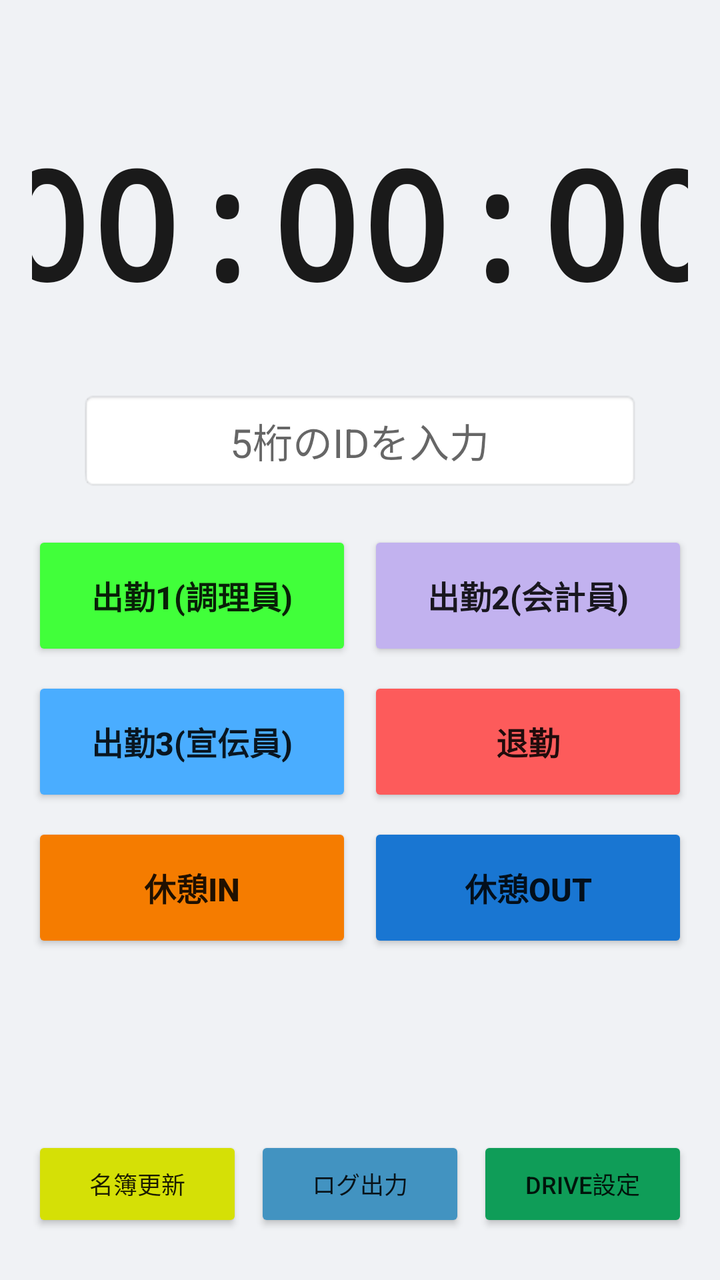
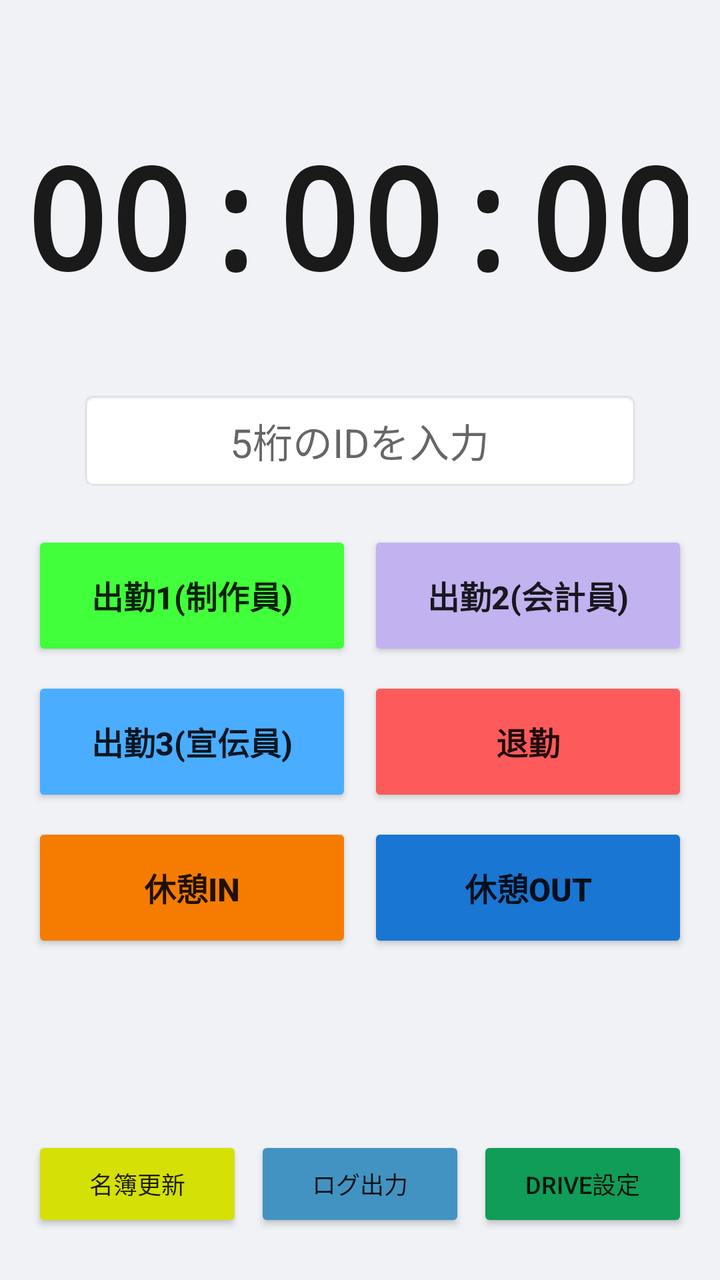

An Android layout rendered at two revisions. The XML below is the earlier revision; the diff shows what the commit changed to produce the second picture.
<!-- AndroidManifest.xml: application theme Theme.AppCompat.Light.NoActionBar -->
<!-- res/layout/activity_main.xml -->
<?xml version="1.0" encoding="utf-8"?>
<LinearLayout xmlns:android="http://schemas.android.com/apk/res/android"
    android:layout_width="match_parent"
    android:layout_height="match_parent"
    android:background="#F0F2F5"
    android:orientation="vertical"
    android:padding="16dp"
    android:gravity="center_horizontal">

    
    <View
        android:layout_width="match_parent"
        android:layout_height="0dp"
        android:layout_weight="0.6" />

    

    
    <TextView
        android:id="@+id/tv_digital_clock"
        android:layout_width="496dp"
        android:layout_height="110dp"
        android:layout_marginBottom="24dp"
        android:fontFamily="sans-serif-monospace"
        android:maxLines="1"
        android:singleLine="true"
        android:text="00:00:00"
        android:textAlignment="center"
        android:textColor="#1A1A1A"
        android:textSize="75sp"
        android:textStyle="bold" />

    <EditText
        android:id="@+id/et_user_id"
        android:layout_width="match_parent"
        android:layout_height="50dp"
        android:layout_marginStart="24dp"
        android:layout_marginEnd="24dp"
        android:layout_marginBottom="20dp"
        android:background="@android:drawable/editbox_background_normal"
        android:gravity="center"
        android:hint="5桁のIDを入力"
        android:inputType="number"
        android:maxLength="5"
        android:textSize="20sp" />

    
    <LinearLayout
        android:layout_width="match_parent"
        android:layout_height="wrap_content"
        android:orientation="vertical"
        android:layout_marginBottom="16dp">

        
        <LinearLayout
            android:layout_width="match_parent"
            android:layout_height="wrap_content"
            android:orientation="horizontal"
            android:layout_marginBottom="8dp">

            <Button
                android:id="@+id/btn_in_1"
                android:layout_width="0dp"
                android:layout_height="65dp"
                android:layout_marginEnd="4dp"
                android:layout_weight="1"
                android:backgroundTint="#41FF3A"
                android:text="出勤1(調理員)"
                android:textSize="16sp"
                android:textStyle="bold" />

            <Button
                android:id="@+id/btn_in_2"
                android:layout_width="0dp"
                android:layout_height="65dp"
                android:layout_weight="1"
                android:layout_marginStart="4dp"
                android:backgroundTint="#C2B2EF"
                android:text="出勤2(会計員)"
                android:textSize="16sp"
                android:textStyle="bold" />
        </LinearLayout>

        
        <LinearLayout
            android:layout_width="match_parent"
            android:layout_height="wrap_content"
            android:orientation="horizontal"
            android:layout_marginBottom="8dp">

            <Button
                android:id="@+id/btn_in_3"
                android:layout_width="0dp"
                android:layout_height="65dp"
                android:layout_marginEnd="4dp"
                android:layout_weight="1"
                android:backgroundTint="#4AADFF"
                android:text="出勤3(宣伝員)"
                android:textSize="16sp"
                android:textStyle="bold" />

            <Button
                android:id="@+id/btn_out"
                android:layout_width="0dp"
                android:layout_height="65dp"
                android:layout_weight="1"
                android:layout_marginStart="4dp"
                android:backgroundTint="#FD5B5B"
                android:text="退勤"
                android:textSize="16sp"
                android:textStyle="bold" />
        </LinearLayout>

        
        <LinearLayout
            android:layout_width="match_parent"
            android:layout_height="wrap_content"
            android:orientation="horizontal">

            <Button
                android:id="@+id/btn_rest_in"
                android:layout_width="0dp"
                android:layout_height="65dp"
                android:layout_weight="1"
                android:layout_marginEnd="4dp"
                android:backgroundTint="#F57C00"
                android:text="休憩IN"
                android:textSize="16sp"
                android:textStyle="bold" />

            <Button
                android:id="@+id/btn_rest_out"
                android:layout_width="0dp"
                android:layout_height="65dp"
                android:layout_weight="1"
                android:layout_marginStart="4dp"
                android:backgroundTint="#1976D2"
                android:text="休憩OUT"
                android:textSize="16sp"
                android:textStyle="bold" />
        </LinearLayout>
    </LinearLayout>

    
    <View
        android:layout_width="match_parent"
        android:layout_height="0dp"
        android:layout_weight="1" />

    
    <LinearLayout
        android:layout_width="match_parent"
        android:layout_height="wrap_content"
        android:layout_marginBottom="8dp"
        android:orientation="horizontal">

        <Button
            android:id="@+id/btn_reload_master"
            android:layout_width="0dp"
            android:layout_height="48dp"
            android:layout_weight="1"
            android:layout_marginEnd="3dp"
            android:backgroundTint="#D5E006"
            android:text="名簿更新"
            android:textSize="12sp" />

        <Button
            android:id="@+id/btn_export"
            android:layout_width="0dp"
            android:layout_height="48dp"
            android:layout_weight="1"
            android:layout_marginStart="3dp"
            android:layout_marginEnd="3dp"
            android:backgroundTint="#4293C1"
            android:text="ログ出力"
            android:textSize="12sp" />

        <Button
            android:id="@+id/btn_open_drive"
            android:layout_width="0dp"
            android:layout_height="48dp"
            android:layout_weight="1"
            android:layout_marginStart="3dp"
            android:backgroundTint="#0F9D58"
            android:text="Drive設定"
            android:textSize="12sp" />
    </LinearLayout>

</LinearLayout>
<!-- resources referenced by this layout -->
<resources>

</resources>

<!-- the commit's change to res/layout/activity_main.xml (unified diff, before → after) -->
@@ -27,7 +27,7 @@
         android:text="00:00:00"
         android:textAlignment="center"
         android:textColor="#1A1A1A"
-        android:textSize="75sp"
+        android:textSize="70sp"
         android:textStyle="bold" />
 
     <EditText
@@ -65,7 +65,7 @@
                 android:layout_marginEnd="4dp"
                 android:layout_weight="1"
                 android:backgroundTint="#41FF3A"
-                android:text="出勤1(調理員)"
+                android:text="出勤1(制作員)"
                 android:textSize="16sp"
                 android:textStyle="bold" />
 
